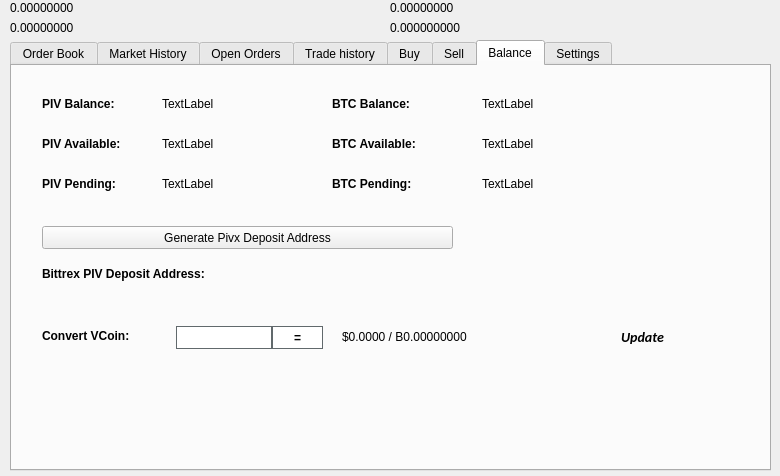
Before: the Qt Designer form src/qt/forms/tradingdialog.ui in smupyknight/htc-pivx, drawn with Qt 5.
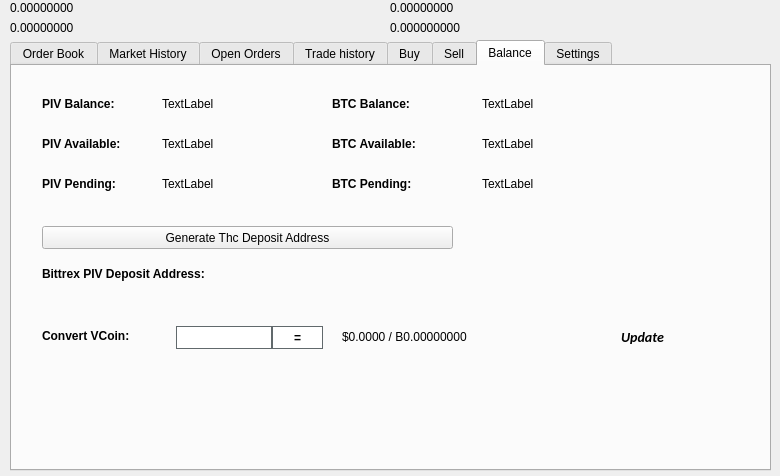
After: the same form once the commit is applied. The open tabs and pages were chosen to show the change. Icons and pictures are not drawn.

Commit message: Change PIVX symbols to THC

Patch:
```diff
--- a/src/qt/forms/tradingdialog.ui
+++ b/src/qt/forms/tradingdialog.ui
@@ -2941,7 +2941,7 @@
       </rect>
      </property>
      <property name="text">
-      <string>Generate Pivx Deposit Address</string>
+      <string>Generate Thc Deposit Address</string>
      </property>
      <property name="icon">
       <iconset resource="../pivx.qrc">
```
Left out of the diff: 14 changed lines with no effect on the pictures. The commit also changes 570 other files.
